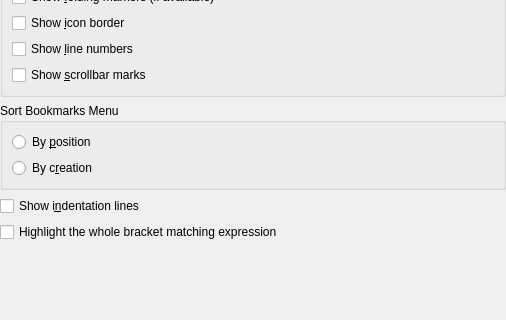
This is part/dialogs/appearanceconfigwidget.ui in KDE/kate as Qt 5 draws it before an edit; both pictures show x 0 to 506 and y 166 to 486 of the 506 by 486 pixel window. The edited form follows.
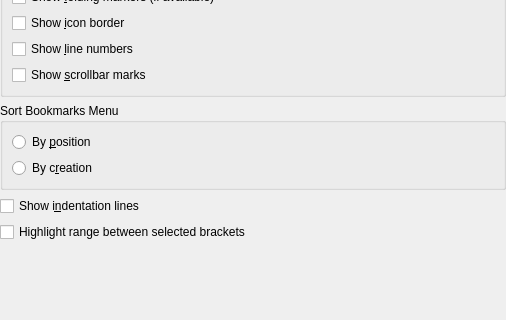
This is the edited form.

Commit message: Change the text of the configuration option, thanks to Stefan Majewsky for the better wording!

Patch:
```diff
--- a/part/dialogs/appearanceconfigwidget.ui
+++ b/part/dialogs/appearanceconfigwidget.ui
@@ -281,7 +281,7 @@
       <string>If this is enabled, the whole expression inside matching brackets will be highlighted.</string>
      </property>
      <property name="text" >
-      <string>Highlight the whole bracket matching expression</string>
+      <string>Highlight range between selected brackets</string>
      </property>
     </widget>
    </item>
```
Left out of the diff: 2 changed lines with no effect on the pictures.
